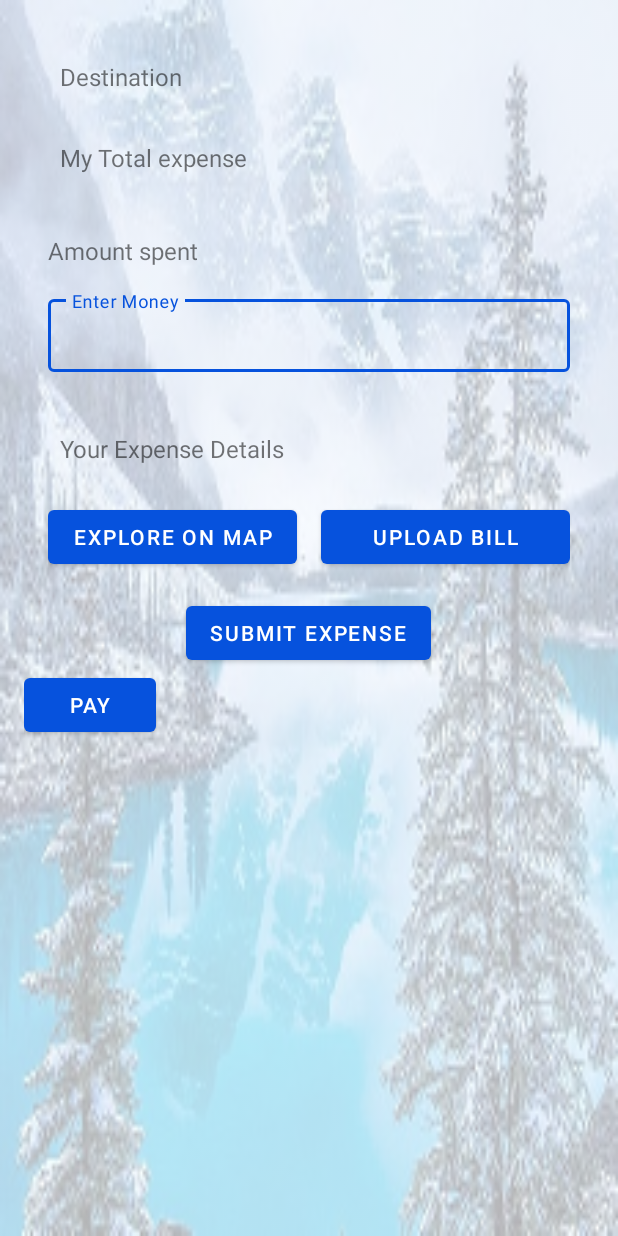
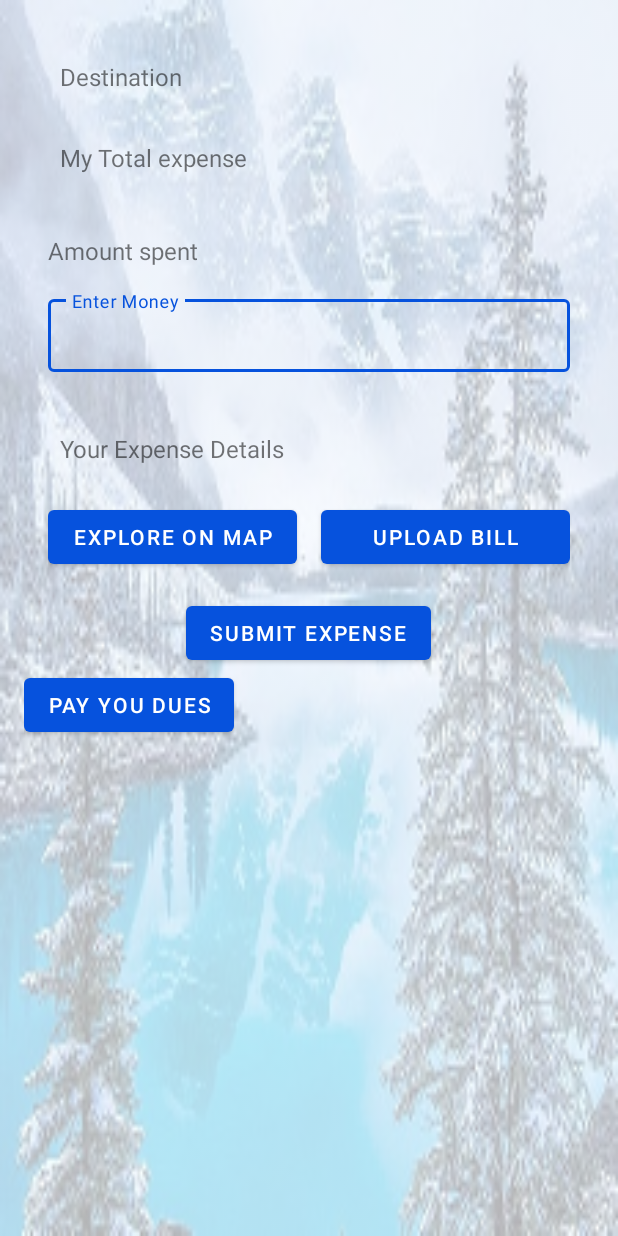
Before and after one commit to avanipatel9/Capstone_teamPurple_bonVoyage, an Android app: the layout activity_trip.xml on its own in the app's theme, with its tools: preview values and no code run, on a phone screen of 412 x 824 dp. Run offline under Robolectric (Android 15) with nearby library versions, the phone set to English and light mode, and no system bars.

Commit message:
[cp] change text for pay button on trip activity

```diff
--- a/app/src/main/res/layout/activity_trip.xml
+++ b/app/src/main/res/layout/activity_trip.xml
@@ -186,7 +186,7 @@
 <Button
     android:layout_width="wrap_content"
     android:layout_height="wrap_content"
-    android:text="Pay"
+    android:text="Pay you dues"
     android:id="@+id/pay"/>
 
 
```
